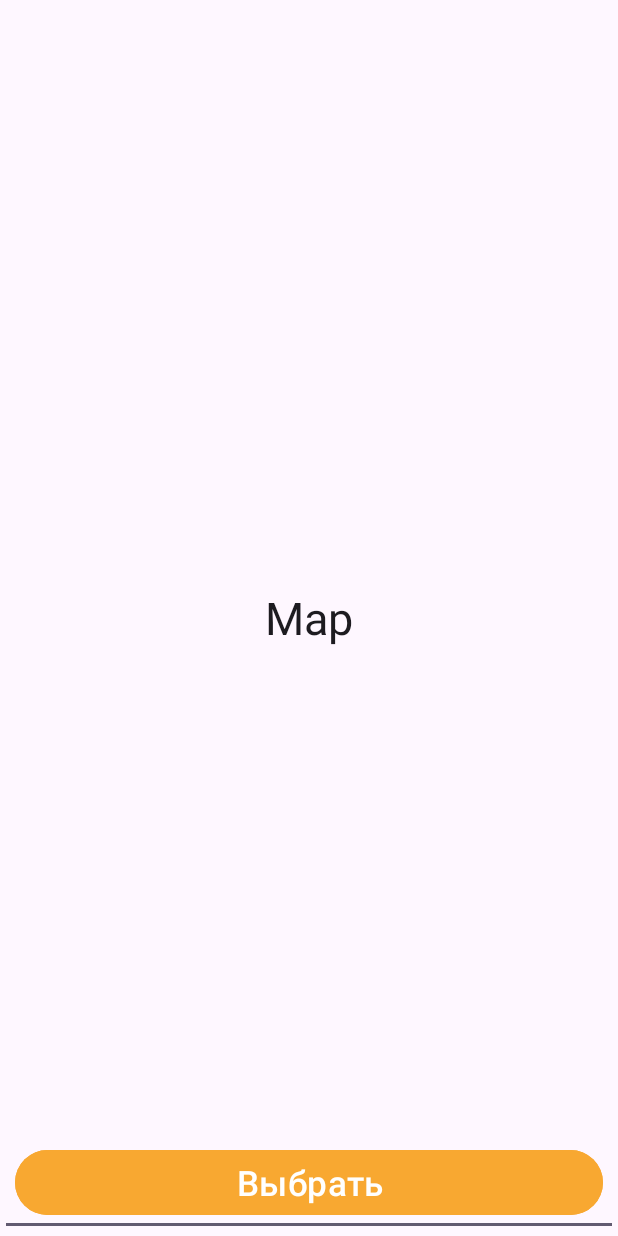
After one commit to green1937/Notes, an Android app: the MapActivity screen opened directly, with no data from a screen before it, on a phone screen of 412 x 824 dp. The commit adds this screen. Run offline under Robolectric (Android 15) with nearby library versions, the phone set to English and light mode, and no system bars.

Commit message:
Добавлен переход на экран с картой

```diff
--- a/app/src/main/AndroidManifest.xml
+++ b/app/src/main/AndroidManifest.xml
@@ -13,6 +13,9 @@
         android:theme="@style/Theme.DMA"
         tools:targetApi="31">
         <activity
+            android:name=".MapActivity"
+            android:exported="false" />
+        <activity
             android:name=".AddNoteActivity"
             android:exported="false" />
         <activity
--- /dev/null
+++ b/app/src/main/java/com/example/dma/MapActivity.java
@@ -0,0 +1,14 @@
+package com.example.dma;
+
+import android.os.Bundle;
+
+import androidx.appcompat.app.AppCompatActivity;
+
+public class MapActivity extends AppCompatActivity {
+
+    @Override
+    protected void onCreate(Bundle savedInstanceState) {
+        super.onCreate(savedInstanceState);
+        setContentView(R.layout.map_view);
+    }
+}
--- a/app/src/main/res/layout/activity_add_note.xml
+++ b/app/src/main/res/layout/activity_add_note.xml
@@ -97,6 +97,7 @@
             android:layout_height="wrap_content"
             android:backgroundTint="#DA880E"
             android:layout_gravity="center"
+            android:id="@+id/mapbtn"
             android:text="Указать место на карте"
             android:textSize="23dp"
             android:layout_margin="10dp"/>
--- a/app/src/main/res/layout/map_view.xml
+++ b/app/src/main/res/layout/map_view.xml
@@ -1,8 +1,27 @@
 <?xml version="1.0" encoding="utf-8"?>
-<androidx.constraintlayout.widget.ConstraintLayout xmlns:android="http://schemas.android.com/apk/res/android"
+<RelativeLayout xmlns:android="http://schemas.android.com/apk/res/android"
     android:layout_width="match_parent"
     android:layout_height="match_parent"
     xmlns:tools="http://schemas.android.com/tools"
-    tools:context="">
+    tools:context=".MapActivity">
 
-</androidx.constraintlayout.widget.ConstraintLayout>
+    <EditText
+        android:layout_width="match_parent"
+        android:layout_height="match_parent"
+        android:text="Map"
+        android:textSize="30dp"
+        android:textStyle="normal"
+        android:gravity="center"/>
+
+    <com.google.android.material.button.MaterialButton
+        android:layout_width="match_parent"
+        android:layout_height="wrap_content"
+        android:backgroundTint="#F8A831"
+        android:layout_gravity="center"
+        android:id="@+id/chooseplaceinmapbtn"
+        android:text="Выбрать"
+        android:textSize="23dp"
+        android:layout_margin="10dp"
+        android:layout_alignParentBottom="true"/>
+
+</RelativeLayout>
```
Also changed, not shown: app/src/main/java/com/example/dma/AddNoteActivity.java (+15 -1 lines).
